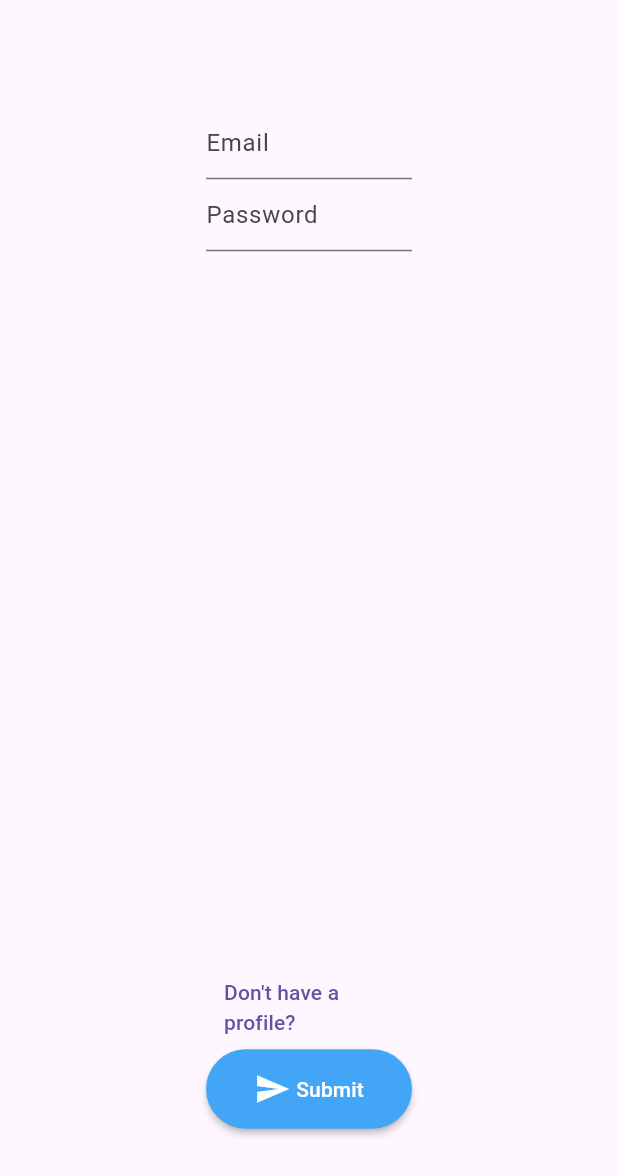
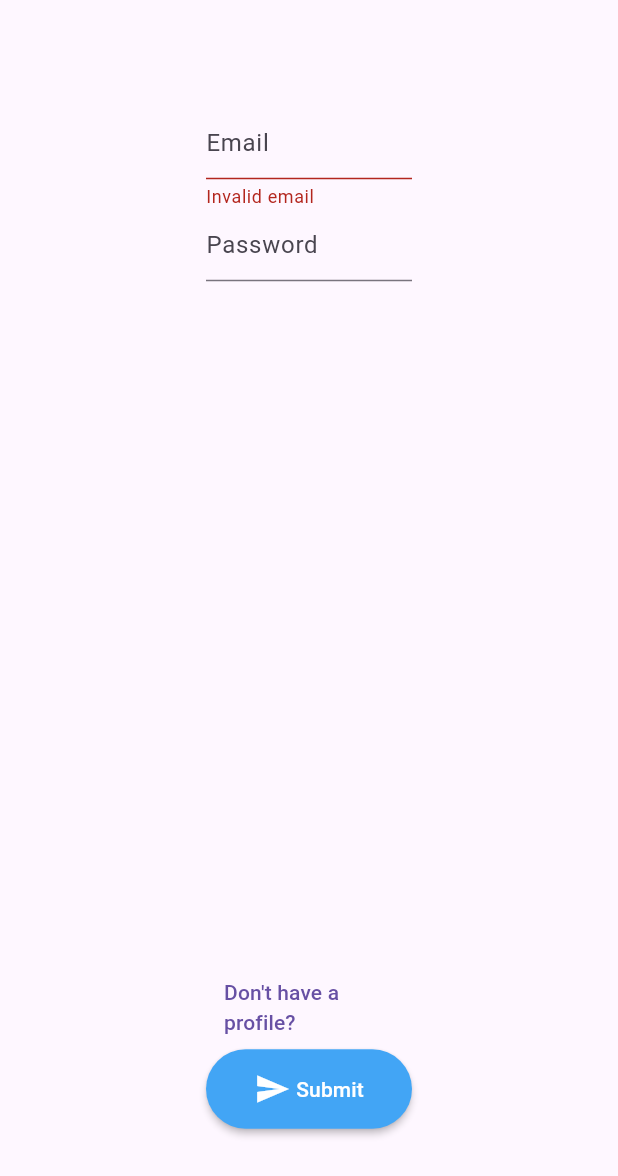
Before and after one commit to GetTeacherMechina/GetTeacherClient, a Flutter app: the screen it shows after launch, after a tap on "Already have a profile?", on a phone screen of 412 x 824 dp. Shown: the top 1176 px of the screen. Run offline on Flutter 3.47's test engine with Material 3 defaults, Android fonts, the phone set to English and light mode, and no system bars; drawn by our look-alikes of progress_state_button; our stand-ins replace email_validator; generated files the repository leaves out were written again; project files that could hold a hidden picture were left out.

Commit message:
Validate email in login

```diff
--- a/lib/views/login_screen/login_screen.dart
+++ b/lib/views/login_screen/login_screen.dart
@@ -1,5 +1,6 @@
 import "dart:async";
 
+import "package:email_validator/email_validator.dart";
 import "package:flutter/material.dart";
 import "package:getteacher/common_widgets/submit_button.dart";
 import "package:getteacher/net/login/login.dart";
@@ -22,9 +23,14 @@ class _LoginScreen extends State<LoginScreen> {
   late final TextEditingController passwordController =
       TextEditingController(text: model.password);
 
+  final GlobalKey<FormState> _formKey = GlobalKey();
+
   @override
   Widget build(final BuildContext context) => Scaffold(
-        body: Row(
+        body: Form(
+          key: _formKey,
+          autovalidateMode: AutovalidateMode.always,
+          child: Row(
             children: <Widget>[
               const Spacer(
                 flex: 1,
@@ -40,7 +46,7 @@ class _LoginScreen extends State<LoginScreen> {
                       flex: 6,
                       child: Column(
                         children: <Widget>[
-                        TextField(
+                          TextFormField(
                             controller: emailController,
                             decoration: const InputDecoration(
                               hintText: "Email",
@@ -48,6 +54,10 @@ class _LoginScreen extends State<LoginScreen> {
                             onChanged: (final String value) {
                               model = model.copyWith(email: () => value);
                             },
+                            validator: (final String? value) =>
+                                value != null && EmailValidator.validate(value)
+                                    ? null
+                                    : "Invalid email",
                           ),
                           TextField(
                             obscureText: true,
@@ -77,7 +87,7 @@ class _LoginScreen extends State<LoginScreen> {
                       },
                     ),
                     SubmitButton(
-                    validate: () => true,
+                      validate: () => _formKey.currentState!.validate(),
                       submit: () async {
                         await login(model.toRequest());
                         unawaited(
@@ -99,5 +109,6 @@ class _LoginScreen extends State<LoginScreen> {
               ),
             ],
           ),
+        ),
       );
 }
```
Lines whose indentation alone changed are shown as unchanged.
